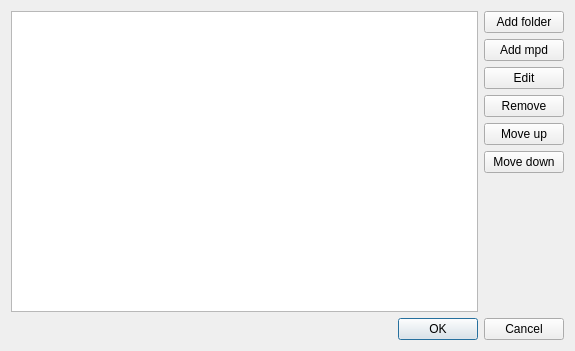
This is app/directory_ui/directorysettings.ui in olegantonyan/mpz as Qt 5 draws it before an edit. The edited form follows.
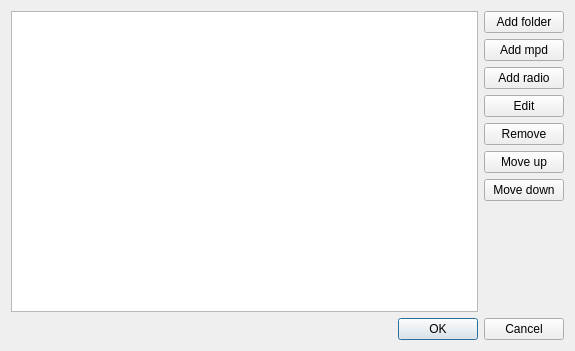
This is the edited form.

Commit message: add dedicated radio library mode

Patch:
```diff
--- a/app/directory_ui/directorysettings.ui
+++ b/app/directory_ui/directorysettings.ui
@@ -35,6 +35,13 @@
          </property>
         </widget>
        </item>
+       <item>
+        <widget class="QPushButton" name="pushButtonAddRadio">
+         <property name="text">
+          <string>Add radio</string>
+         </property>
+        </widget>
+       </item>
        <item>
         <widget class="QPushButton" name="pushButtonEdit">
          <property name="text">
```
The commit also changes 50 other files.
